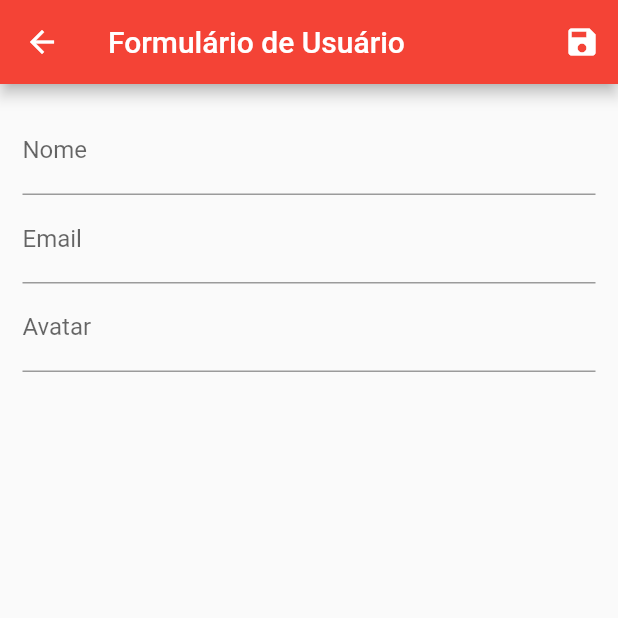
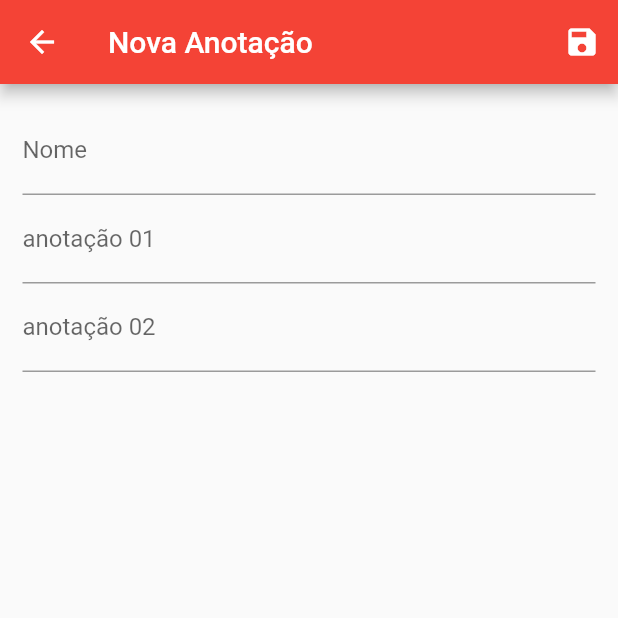
Before and after one commit to fabio-furlan/app_bloco_de_notas, a Flutter app: the UserForm screen opened by its route, on a phone screen of 412 x 824 dp, the top half of it. Run offline on Flutter 3.47's test engine with Material 2 defaults, Android fonts, the phone set to English and light mode, and no system bars; network calls fail.

Commit message:
ajustes formulario de anotaç~oes

```diff
--- a/lib/data/dummy_users.dart
+++ b/lib/data/dummy_users.dart
@@ -3,26 +3,26 @@ import 'package:cadastro_de_usuarios/models/user.dart';
 const dummy_users = {
   '1': User(
       id: '1',
-      name: 'Maria',
+      name: 'Reunião dia 01',
       email: 'maria@mobile.com.br',
       avatarUrl:
-          'https://cdn.pixabay.com/photo/2016/04/26/07/57/woman-1353825_1280.png'),
+          'https://cdn.pixabay.com/photo/2012/04/03/13/26/book-25155_1280.png'),
   '2': User(
       id: '2',
       name: 'Rafael',
       email: 'rafael@mobile.com.br',
       avatarUrl:
-          'https://cdn.pixabay.com/photo/2016/08/20/05/38/avatar-1606916_1280.png'),
+          'https://cdn.pixabay.com/photo/2012/04/03/13/26/book-25155_1280.png'),
   '3': User(
       id: '3',
       name: 'Fernanda',
       email: 'fernanda@mobile.com.br',
       avatarUrl:
-          'https://cdn.pixabay.com/photo/2013/07/13/10/24/woman-157149_1280.png'),
+          'https://cdn.pixabay.com/photo/2012/04/03/13/26/book-25155_1280.png'),
   '4': User(
       id: '4',
       name: 'Guilherme',
       email: 'guilherme@mobile.com.br',
       avatarUrl:
-          'https://cdn.pixabay.com/photo/2014/04/02/14/11/male-306408_1280.png'),
+          'https://cdn.pixabay.com/photo/2012/04/03/13/26/book-25155_1280.png'),
 };
--- a/lib/views/user_form.dart
+++ b/lib/views/user_form.dart
@@ -7,7 +7,7 @@ class UserForm extends StatelessWidget {
   Widget build(BuildContext context) {
     return Scaffold(
       appBar: AppBar(
-        title: Text('Formulário de Usuário'),
+        title: Text('Nova Anotação'),
         actions: <Widget>[
           IconButton(
             icon: Icon(Icons.save),
@@ -27,10 +27,10 @@ class UserForm extends StatelessWidget {
                   decoration: InputDecoration(labelText: 'Nome'),
                 ),
                 TextFormField(
-                  decoration: InputDecoration(labelText: 'Email'),
+                  decoration: InputDecoration(labelText: 'anotação 01'),
                 ),
                 TextFormField(
-                  decoration: InputDecoration(labelText: 'Avatar'),
+                  decoration: InputDecoration(labelText: 'anotação 02'),
                 ),
               ],
             )),
```
